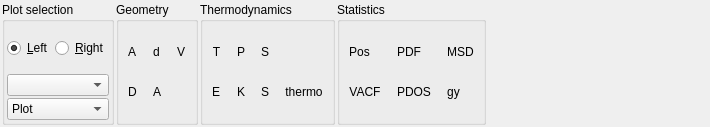
piti-diablotin/qAgate, file tabs/md.ui: the form before one commit.
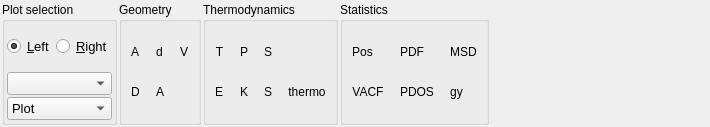
The form after the commit. Icons and pictures are not drawn.

Commit message: Change font size

```diff
--- a/tabs/md.ui
+++ b/tabs/md.ui
@@ -70,6 +70,11 @@
          </property>
          <item>
           <widget class="QRadioButton" name="left">
+           <property name="font">
+            <font>
+             <pointsize>10</pointsize>
+            </font>
+           </property>
            <property name="toolTip">
             <string>Select left plot pannel</string>
            </property>
@@ -89,6 +94,11 @@
          </item>
          <item>
           <widget class="QRadioButton" name="right">
+           <property name="font">
+            <font>
+             <pointsize>10</pointsize>
+            </font>
+           </property>
            <property name="toolTip">
             <string>Select right plot pannel</string>
            </property>
@@ -108,6 +118,11 @@
       </item>
       <item>
        <widget class="QComboBox" name="graphCombo">
+        <property name="font">
+         <font>
+          <pointsize>10</pointsize>
+         </font>
+        </property>
         <property name="toolTip">
          <string>Select graph</string>
         </property>
@@ -124,6 +139,11 @@
       </item>
       <item>
        <widget class="QComboBox" name="plot">
+        <property name="font">
+         <font>
+          <pointsize>10</pointsize>
+         </font>
+        </property>
         <property name="toolTip">
          <string>Select option</string>
         </property>
```
